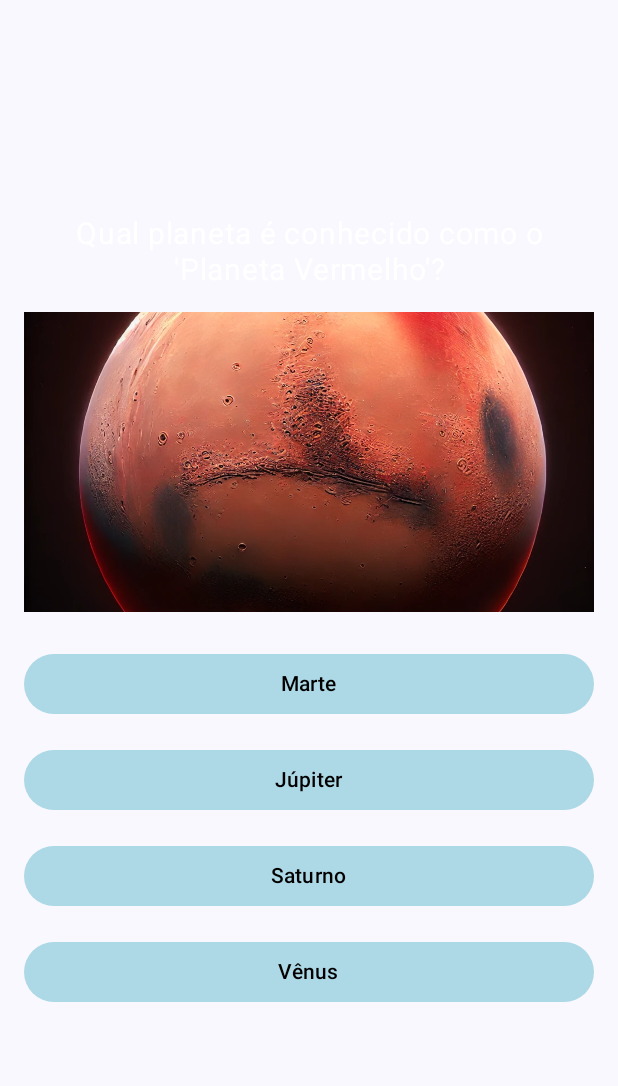
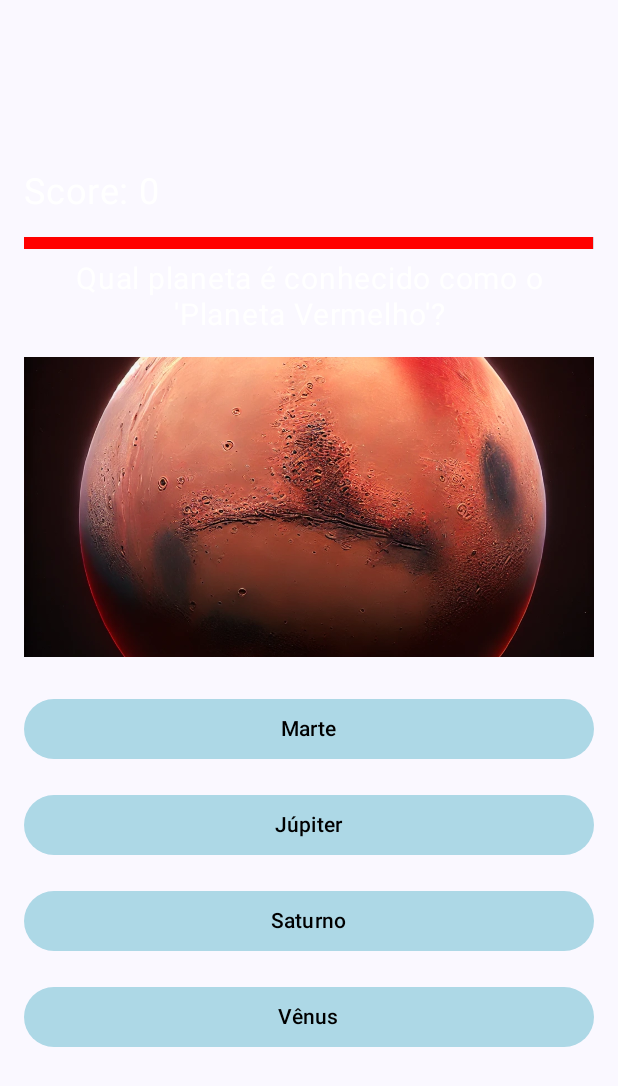
Before and after one commit to joaoson/QuizApp, an Android app built with Jetpack Compose: the composable QuizScreen called with sample values from the repository, on a phone screen of 412 x 824 dp. Shown: the top 1086 px of the screen. Run offline under Robolectric (Android 15) with nearby library versions, the phone set to English and light mode, and no system bars.

Commit message:
feature: Added score to quiz screen, also added a timer and Buzzer

```diff
--- a/app/src/main/java/com/example/quizapp/MainActivity.kt
+++ b/app/src/main/java/com/example/quizapp/MainActivity.kt
@@ -105,8 +105,9 @@ fun QuizApp(leaderboardDao: LeaderboardDao) {
     } else if (currentQuestionIndex < selectedCategory!!.size) {
         QuizScreen(
             question = selectedCategory!![currentQuestionIndex],
+            score = score,
             onAnswerSelected = { isCorrect, points ->
-                if (isCorrect) score += points  // Add the time-based points
+                if (isCorrect) score += points
                 showNextQuestion = true
             }
         )
@@ -118,6 +119,7 @@ fun QuizApp(leaderboardDao: LeaderboardDao) {
                 showNextQuestion = false
             }
         }
+
     } else {
         val finalRegistry = LeaderboardEntry(
             nickname = nickname,
--- a/app/src/main/java/com/example/quizapp/QuizScreen.kt
+++ b/app/src/main/java/com/example/quizapp/QuizScreen.kt
@@ -17,6 +17,8 @@ import androidx.compose.ui.unit.sp
 import kotlinx.coroutines.delay
 import android.media.MediaPlayer
 import androidx.compose.animation.animateColorAsState
+import androidx.compose.animation.core.animateDpAsState
+import androidx.compose.foundation.background
 import androidx.compose.ui.text.style.TextAlign
 import com.example.quizapp.Question
 import com.example.quizapp.R
@@ -24,6 +26,7 @@ import com.example.quizapp.R
 @Composable
 fun QuizScreen(
     question: Question,
+    score: Int,
     onAnswerSelected: (Boolean, Int) -> Unit
 ) {
     val context = LocalContext.current
@@ -33,9 +36,13 @@ fun QuizScreen(
     var isImageVisible by remember { mutableStateOf(false) }
     var optionVisibilityStates by remember { mutableStateOf(List(question.options.size) { false }) }
 
-    // MediaPlayers for correct and wrong sounds
     val correctSound = remember { MediaPlayer.create(context, R.raw.correctsound) }
     val wrongSound = remember { MediaPlayer.create(context, R.raw.wrongsound) }
+    val buzzerSound = remember { MediaPlayer.create(context, R.raw.buzzer) }
+
+    var timerProgress by remember { mutableStateOf(1f) }
+
+    val timerWidth by animateDpAsState(targetValue = 400.dp * timerProgress)
 
     fun calculateScore(timeTaken: Long): Int {
         val secondsTaken = timeTaken / 1000.0 // Convert to seconds
@@ -49,19 +56,34 @@ fun QuizScreen(
         }
     }
 
-    // Trigger animation whenever a new question is loaded
     LaunchedEffect(question) {
         isQuestionVisible = false
         isImageVisible = false
         optionVisibilityStates = List(question.options.size) { false }
 
-        // Animate question text and image first, then options one by one
         isQuestionVisible = true
-        delay(500) // Delay for image to appear after question
+        delay(500)
         isImageVisible = true
         question.options.indices.forEach { index ->
-            delay(300) // Delay between each option appearance
+            delay(300)
             optionVisibilityStates = optionVisibilityStates.toMutableList().apply { this[index] = true }
+        }
+    }
+
+    LaunchedEffect(key1 = question) {
+        timerProgress = 1f
+        delay(2000L)
+
+        val totalTime = 10000L // 7 seconds
+        val interval = 50L
+
+        for (timeLeft in totalTime downTo 0 step interval) {
+            delay(interval)
+            timerProgress = timeLeft / totalTime.toFloat()
+        }
+        if (selectedAnswer == null) {
+            buzzerSound.start()
+            onAnswerSelected(false, 0)
         }
     }
 
@@ -72,7 +94,31 @@ fun QuizScreen(
         verticalArrangement = Arrangement.Center,
         horizontalAlignment = Alignment.CenterHorizontally
     ) {
-        // Animate the question text
+        Text(
+            text = "Score: $score",
+            fontSize = 24.sp,
+            color = Color.White,
+            modifier = Modifier.align(Alignment.Start)
+        )
+
+        Spacer(modifier = Modifier.height(16.dp))
+
+
+        Box(
+            modifier = Modifier
+                .fillMaxWidth()
+                .height(8.dp)
+                .background(Color.Gray.copy(alpha = 0.3f))
+        ) {
+            Box(
+                modifier = Modifier
+                    .height(8.dp)
+                    .width(timerWidth)
+                    .background(Color.Red)
+            )
+        }
+
+        Spacer(modifier = Modifier.height(8.dp))
         AnimatedVisibility(
             visible = isQuestionVisible,
             enter = fadeIn() + slideInHorizontally(initialOffsetX = { -50 })
@@ -82,7 +128,6 @@ fun QuizScreen(
 
         Spacer(modifier = Modifier.height(16.dp))
 
-        // Animate the image
         AnimatedVisibility(
             visible = isImageVisible,
             enter = fadeIn() + slideInHorizontally(initialOffsetX = { -50 })
@@ -99,7 +144,6 @@ fun QuizScreen(
 
         Spacer(modifier = Modifier.height(16.dp))
 
-        // Animate each answer option with alternating slide directions
         question.options.forEachIndexed { index, answer ->
             AnimatedVisibility(
                 visible = optionVisibilityStates[index],
@@ -123,7 +167,6 @@ fun QuizScreen(
 
                         onAnswerSelected(isCorrect,score)
 
-                        // Play sound based on answer correctness
                         if (isCorrect) {
                             correctSound.start()
                         } else {
@@ -140,7 +183,6 @@ fun QuizScreen(
             }
         }
 
-        // Delay and reset selected answer after 2 seconds if one is selected
         if (selectedAnswer != null) {
             LaunchedEffect(selectedAnswer) {
                 delay(1900)
@@ -150,11 +192,11 @@ fun QuizScreen(
         }
     }
 
-    // Release MediaPlayers when the composable is disposed
     DisposableEffect(Unit) {
         onDispose {
             correctSound.release()
             wrongSound.release()
+            buzzerSound.release()
         }
     }
 }
```
